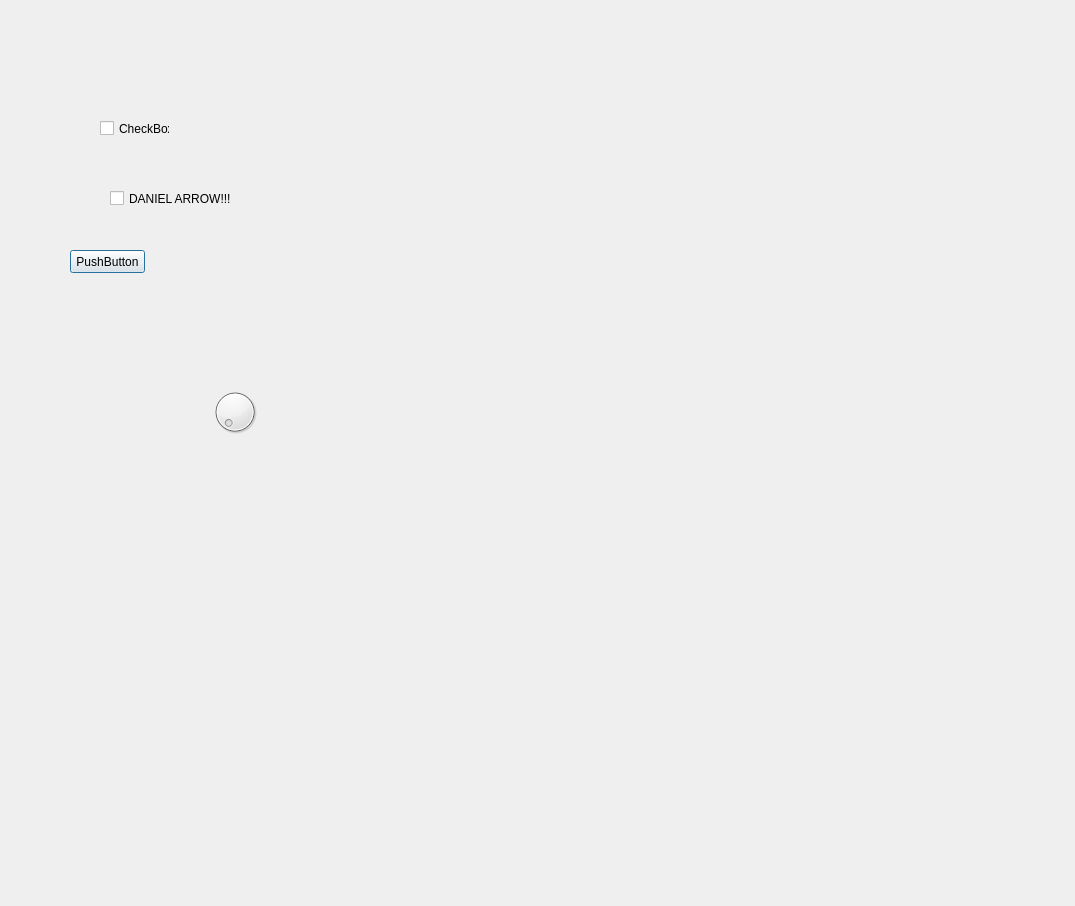
The window that TUIcomotive/TUIcomotive/TestDialog.ui (Petzep/EM-04) describes before a commit, drawn with Qt 5.
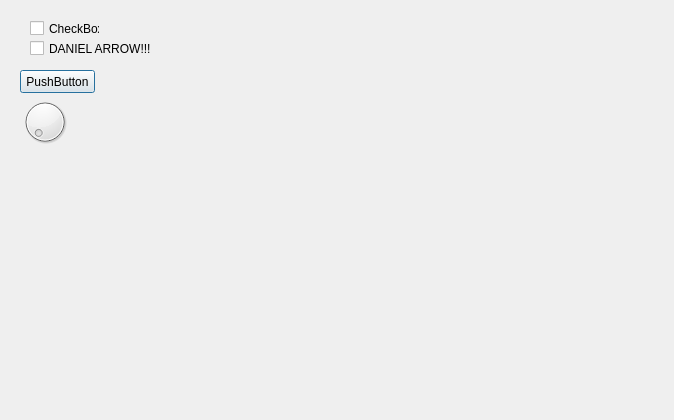
The same window after the commit. Custom widgets are drawn as their Qt base class.

The edit to the form file:
```diff
--- a/TUIcomotive/TUIcomotive/TestDialog.ui
+++ b/TUIcomotive/TUIcomotive/TestDialog.ui
@@ -6,8 +6,8 @@
    <rect>
     <x>0</x>
     <y>0</y>
-    <width>1075</width>
-    <height>906</height>
+    <width>674</width>
+    <height>420</height>
    </rect>
   </property>
   <property name="windowTitle">
@@ -16,8 +16,8 @@
   <widget class="QPushButton" name="pushButton">
    <property name="geometry">
     <rect>
-     <x>70</x>
-     <y>250</y>
+     <x>20</x>
+     <y>70</y>
      <width>75</width>
      <height>23</height>
     </rect>
@@ -29,10 +29,10 @@
   <widget class="QtPieMenu" name="qtPieMenu">
    <property name="geometry">
     <rect>
-     <x>330</x>
-     <y>90</y>
-     <width>671</width>
-     <height>511</height>
+     <x>300</x>
+     <y>30</y>
+     <width>281</width>
+     <height>341</height>
     </rect>
    </property>
    <property name="itemNumbers">
@@ -73,8 +73,8 @@
   <widget class="QCheckBox" name="checkBox">
    <property name="geometry">
     <rect>
-     <x>100</x>
-     <y>120</y>
+     <x>30</x>
+     <y>20</y>
      <width>70</width>
      <height>17</height>
     </rect>
@@ -86,10 +86,10 @@
   <widget class="CustomClock" name="customClock">
    <property name="geometry">
     <rect>
-     <x>120</x>
-     <y>540</y>
-     <width>341</width>
-     <height>241</height>
+     <x>40</x>
+     <y>180</y>
+     <width>161</width>
+     <height>141</height>
     </rect>
    </property>
    <property name="ToggleSecondHand" stdset="0">
@@ -106,8 +106,8 @@
   <widget class="QDial" name="dial">
    <property name="geometry">
     <rect>
-     <x>210</x>
-     <y>380</y>
+     <x>20</x>
+     <y>90</y>
      <width>50</width>
      <height>64</height>
     </rect>
@@ -125,8 +125,8 @@
   <widget class="QCheckBox" name="checkBox_2">
    <property name="geometry">
     <rect>
-     <x>110</x>
-     <y>190</y>
+     <x>30</x>
+     <y>40</y>
      <width>121</width>
      <height>17</height>
     </rect>
```
